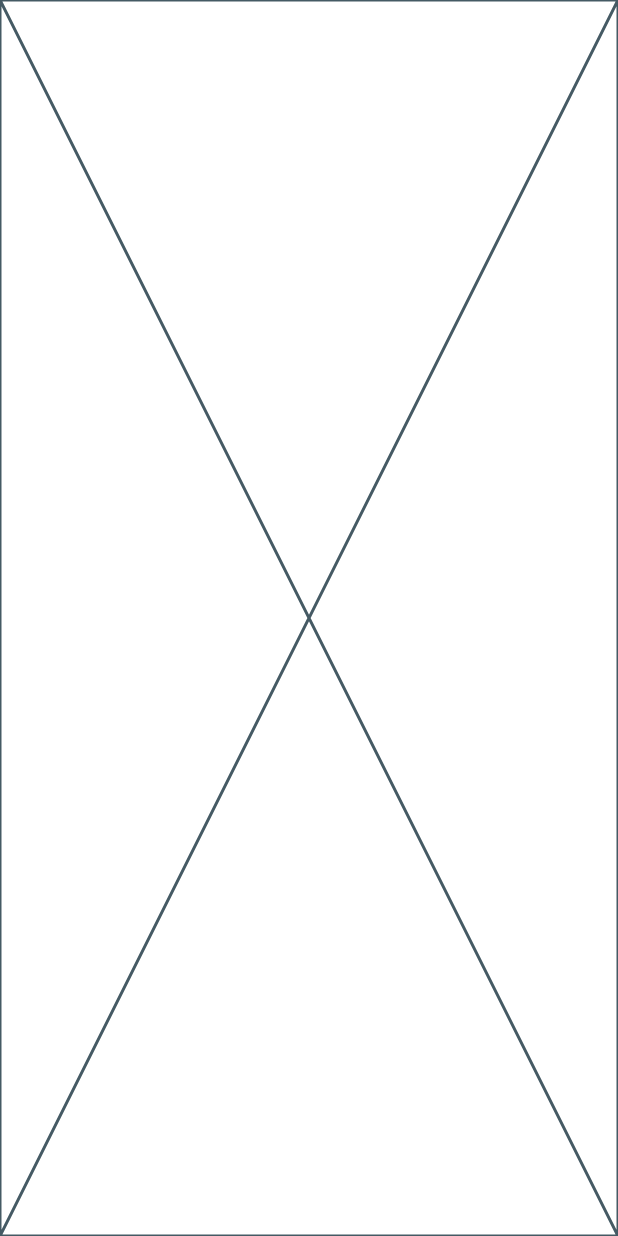
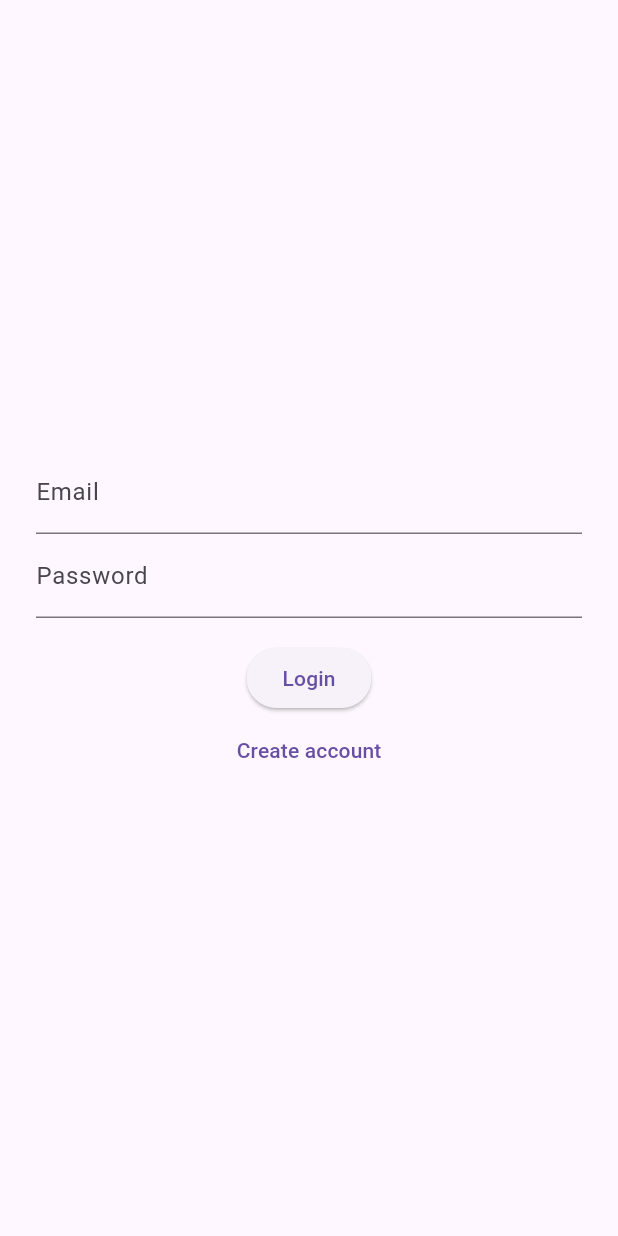
Before and after one commit to YajaDev/Blogapp_flutter, a Flutter app: the screen it shows after launch, on a phone screen of 412 x 824 dp. Run offline on Flutter 3.47's test engine with Material 3 defaults, Android fonts, the phone set to English and light mode, and no system bars; our stand-ins replace flutter_dotenv, go_router, supabase_flutter; accounts and stored records are empty.

Commit message:
Create signIn & signUp UI

```diff
--- a/lib/screens/auth.dart
+++ b/lib/screens/auth.dart
@@ -1,10 +1,107 @@
 import 'package:flutter/material.dart';
+import 'package:provider/provider.dart';
 
-class Auth extends StatelessWidget {
+import '../providers/auth_provider.dart';
+import '../models/ui_message.dart';
+
+class Auth extends StatefulWidget {
   const Auth({super.key});
 
   @override
+  State<Auth> createState() => _AuthState();
+}
+
+class _AuthState extends State<Auth> {
+  final emailCtrl = TextEditingController();
+  final passCtrl = TextEditingController();
+  final usernameCtrl = TextEditingController();
+
+  bool isLogin = true;
+
+  @override
+  void dispose() {
+    emailCtrl.dispose();
+    passCtrl.dispose();
+    usernameCtrl.dispose();
+    super.dispose();
+  }
+
+  Future<void> submit() async {
+    final auth = context.read<AuthProvider>();
+
+    if (isLogin) {
+      await auth.signIn(
+        emailCtrl.text.trim(),
+        passCtrl.text.trim(),
+      );
+    } else {
+      await auth.signUp(
+        emailCtrl.text.trim(),
+        passCtrl.text.trim(),
+        usernameCtrl.text.trim(),
+      );
+    }
+  }
+
+  @override
   Widget build(BuildContext context) {
-    return const Placeholder();
+    final auth = context.watch<AuthProvider>();
+
+    if (auth.message != null) {
+      WidgetsBinding.instance.addPostFrameCallback((_) {
+        if (!mounted) return;
+
+        final msg = context.read<AuthProvider>().message;
+        if (msg == null) return;
+
+        ScaffoldMessenger.of(context).showSnackBar(
+          SnackBar(
+            content: Text(msg.text),
+            backgroundColor:
+                msg.type == MessageType.error ? Colors.red : Colors.green,
+          ),
+        );
+
+        context.read<AuthProvider>().clearMessage();
+      });
+    }
+
+    return Scaffold(
+      body: Padding(
+        padding: const EdgeInsets.all(24),
+        child: Column(
+          mainAxisAlignment: MainAxisAlignment.center,
+          children: [
+            if (!isLogin)
+              TextField(
+                controller: usernameCtrl,
+                decoration: const InputDecoration(labelText: 'Username'),
+              ),
+            TextField(
+              controller: emailCtrl,
+              decoration: const InputDecoration(labelText: 'Email'),
+            ),
+            TextField(
+              controller: passCtrl,
+              obscureText: true,
+              decoration: const InputDecoration(labelText: 'Password'),
+            ),
+            const SizedBox(height: 16),
+            auth.isLoading
+                ? const CircularProgressIndicator()
+                : ElevatedButton(
+                    onPressed: submit,
+                    child: Text(isLogin ? 'Login' : 'Sign Up'),
+                  ),
+            TextButton(
+              onPressed: () => setState(() => isLogin = !isLogin),
+              child: Text(
+                isLogin ? 'Create account' : 'Already have an account?',
+              ),
+            ),
+          ],
+        ),
+      ),
+    );
   }
 }
```
Also changed, not shown: lib/screens/blog_list.dart (added, +10 -0 lines), lib/screens/profile.dart (added, +93 -0 lines).
